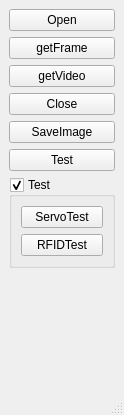
First picture: the form in mainwindow.ui, repository wh201906/Pharmacy_Robot, before the edit.
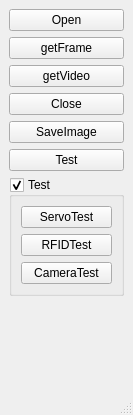
Second picture: the form after the edit.

Commit message: Add camera module

What changed in the file:
```diff
--- a/mainwindow.ui
+++ b/mainwindow.ui
@@ -6,7 +6,7 @@
    <rect>
     <x>0</x>
     <y>0</y>
-    <width>124</width>
+    <width>133</width>
     <height>415</height>
    </rect>
   </property>
@@ -82,6 +82,13 @@
            </property>
           </widget>
          </item>
+         <item>
+          <widget class="QPushButton" name="cameraTestButton">
+           <property name="text">
+            <string>CameraTest</string>
+           </property>
+          </widget>
+         </item>
         </layout>
        </widget>
       </item>
```
Left out of the diff: 2 changed lines with no effect on the pictures. The commit also changes 8 other files.
